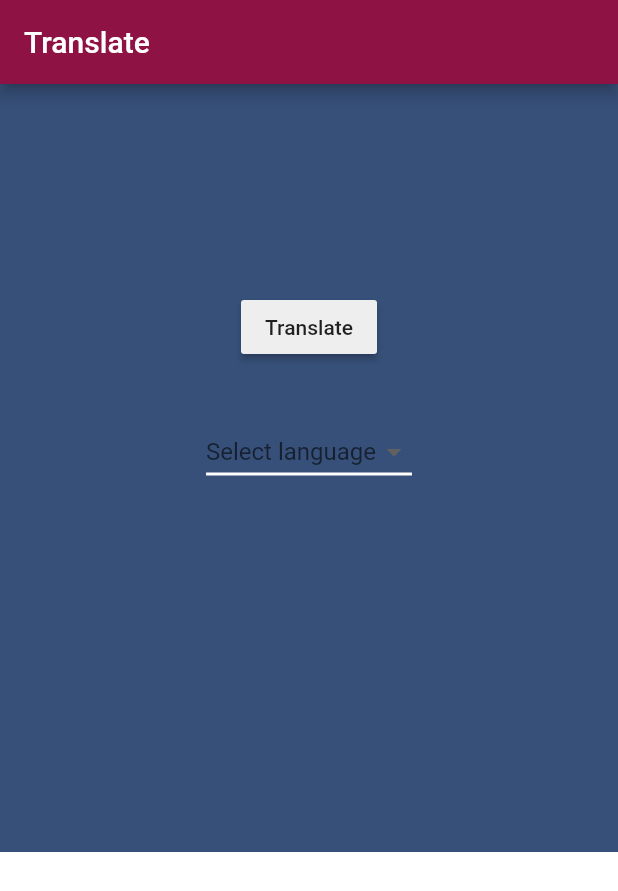
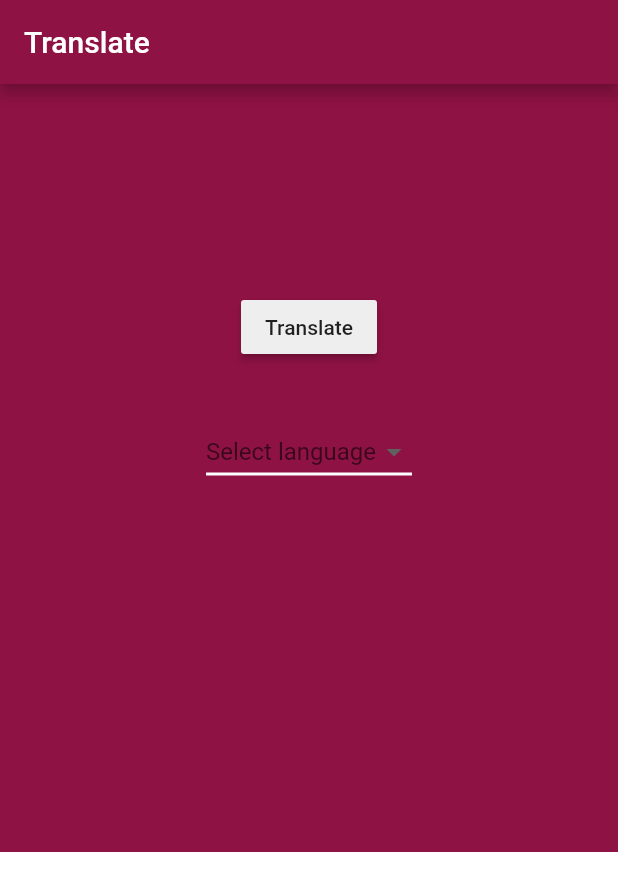
Before and after one commit to 1psrishti/Sign-Shazam, a Flutter app: the TranslateScreen screen opened directly with empty values, on a phone screen of 412 x 824 dp. Shown: the top 891 px of the screen. Run offline on Flutter 3.47's test engine with Material 2 defaults, Android fonts, the phone set to English and light mode, and no system bars; our stand-ins replace camera, flutter_tts, percent_indicator; missing offline and left inert: tflite, translator.

Commit message:
UI Change
Color changed to maroon for translator.

```diff
--- a/lib/screens/translate_screen.dart
+++ b/lib/screens/translate_screen.dart
@@ -111,7 +111,7 @@ class _TranslateScreenState extends State<TranslateScreen> {
               child: Container(
                 width: double.infinity,
                 height: double.infinity,
-                color: Color(0xff375079),
+                color: Color(0xff8e1244),
                 child: Padding(
                   padding: EdgeInsets.all(40.0),
                   child: Column(
```
